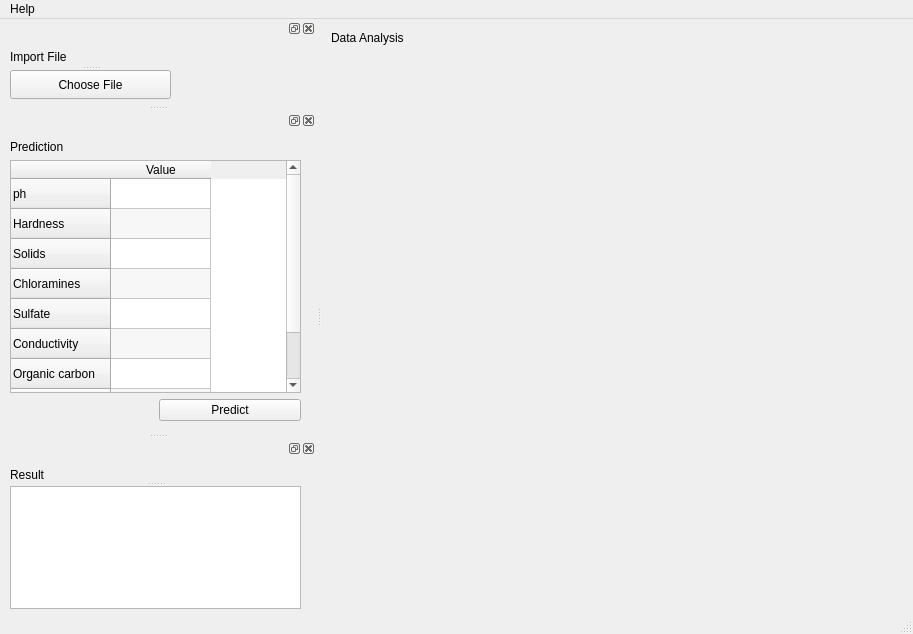
Qt form template.ui (Zeyad-Emara/Intelligent-Water-Quality-Prediction-System) before a commit.
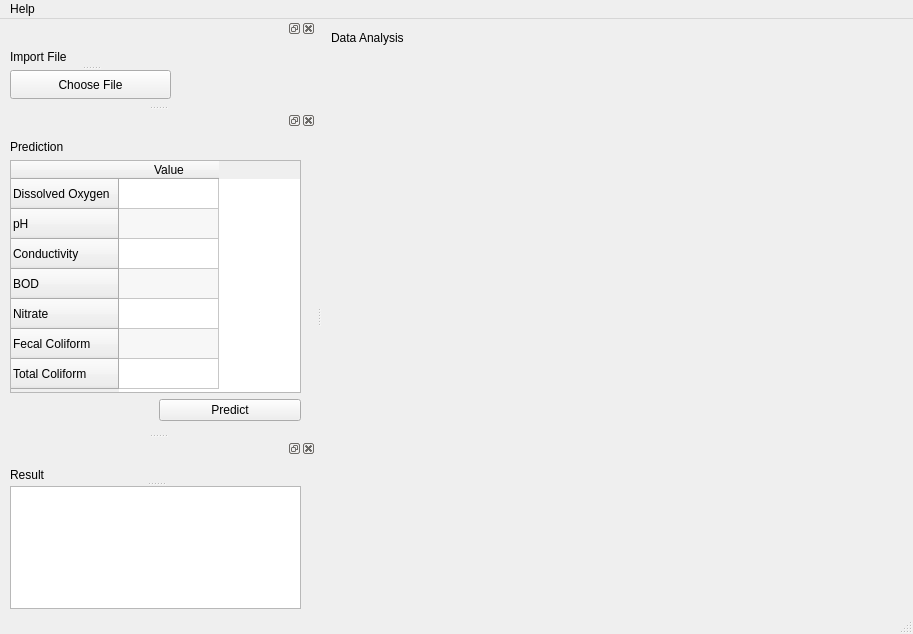
The same form after that commit.

```diff
--- a/template.ui
+++ b/template.ui
@@ -179,27 +179,12 @@
         </attribute>
         <row>
          <property name="text">
-          <string>ph</string>
+          <string>Dissolved Oxygen</string>
          </property>
         </row>
         <row>
          <property name="text">
-          <string>Hardness</string>
-         </property>
-        </row>
-        <row>
-         <property name="text">
-          <string>Solids</string>
-         </property>
-        </row>
-        <row>
-         <property name="text">
-          <string>Chloramines</string>
-         </property>
-        </row>
-        <row>
-         <property name="text">
-          <string>Sulfate</string>
+          <string>pH</string>
          </property>
         </row>
         <row>
@@ -209,17 +194,22 @@
         </row>
         <row>
          <property name="text">
-          <string>Organic carbon</string>
+          <string>BOD</string>
          </property>
         </row>
         <row>
          <property name="text">
-          <string>Trihalomethanes</string>
+          <string>Nitrate</string>
          </property>
         </row>
         <row>
          <property name="text">
-          <string>Turbidity</string>
+          <string>Fecal Coliform</string>
+         </property>
+        </row>
+        <row>
+         <property name="text">
+          <string>Total Coliform</string>
          </property>
         </row>
         <column>
```
Left out of the diff: 4 changed lines with no effect on the pictures.
